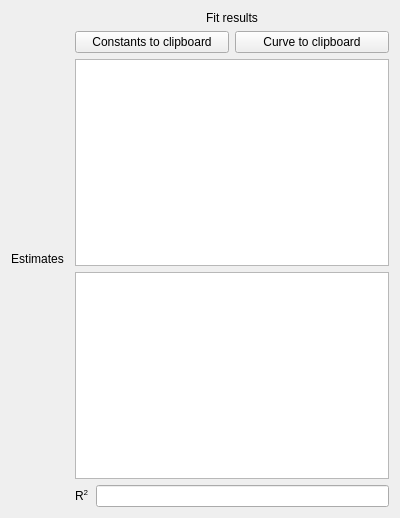
echmet/AnglerFish, file src/ui/analytedatawidget.ui: the form before one commit.
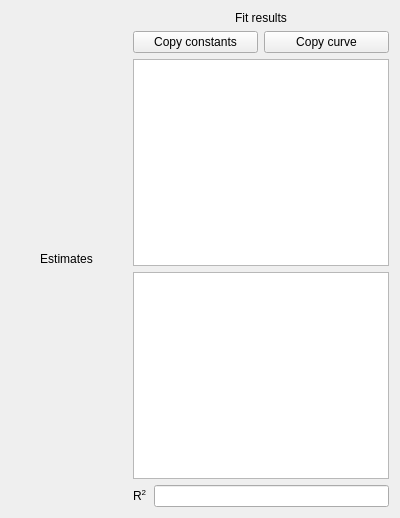
The form after the commit. Custom widgets are drawn as their Qt base class.

Commit message: Try to play nicer with narrow displays

The edit to the form file:
```diff
--- a/src/ui/analytedatawidget.ui
+++ b/src/ui/analytedatawidget.ui
@@ -19,9 +19,9 @@
   <property name="windowTitle">
    <string>Form</string>
   </property>
-  <layout class="QHBoxLayout" name="horizontalLayout">
+  <layout class="QHBoxLayout" name="horizontalLayout" stretch="3,0,2">
    <item>
-    <layout class="QVBoxLayout" name="qvlay_estimates">
+    <layout class="QVBoxLayout" name="qvlay_estimates" stretch="0">
      <property name="spacing">
       <number>6</number>
      </property>
@@ -97,7 +97,7 @@
           </sizepolicy>
          </property>
          <property name="text">
-          <string>Constants to clipboard</string>
+          <string>Copy constants</string>
          </property>
         </widget>
        </item>
@@ -110,7 +110,7 @@
           </sizepolicy>
          </property>
          <property name="text">
-          <string>Curve to clipboard</string>
+          <string>Copy curve</string>
          </property>
         </widget>
        </item>
```
